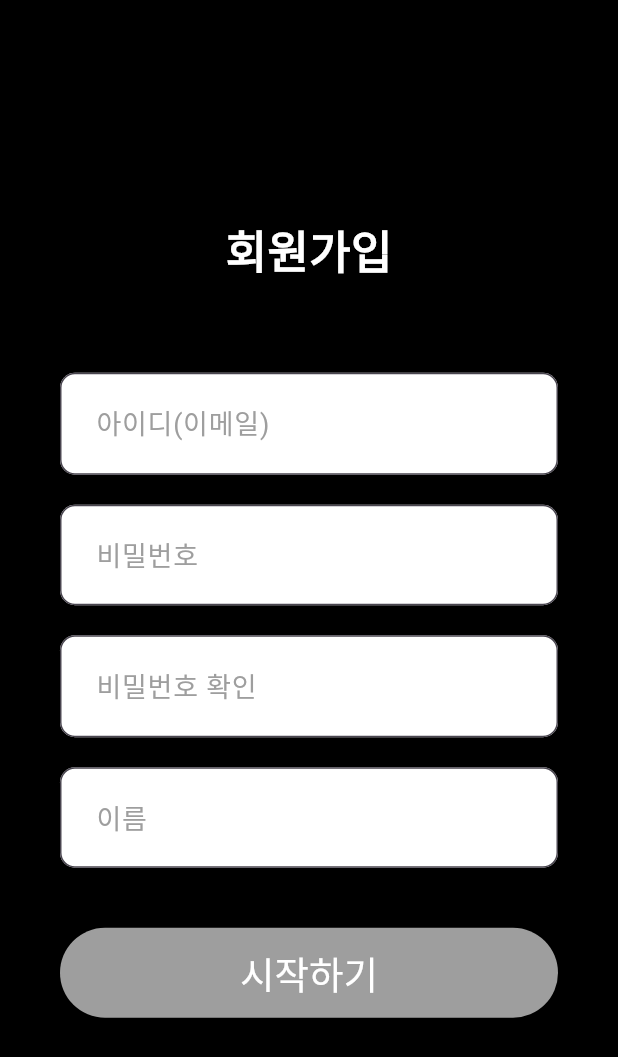
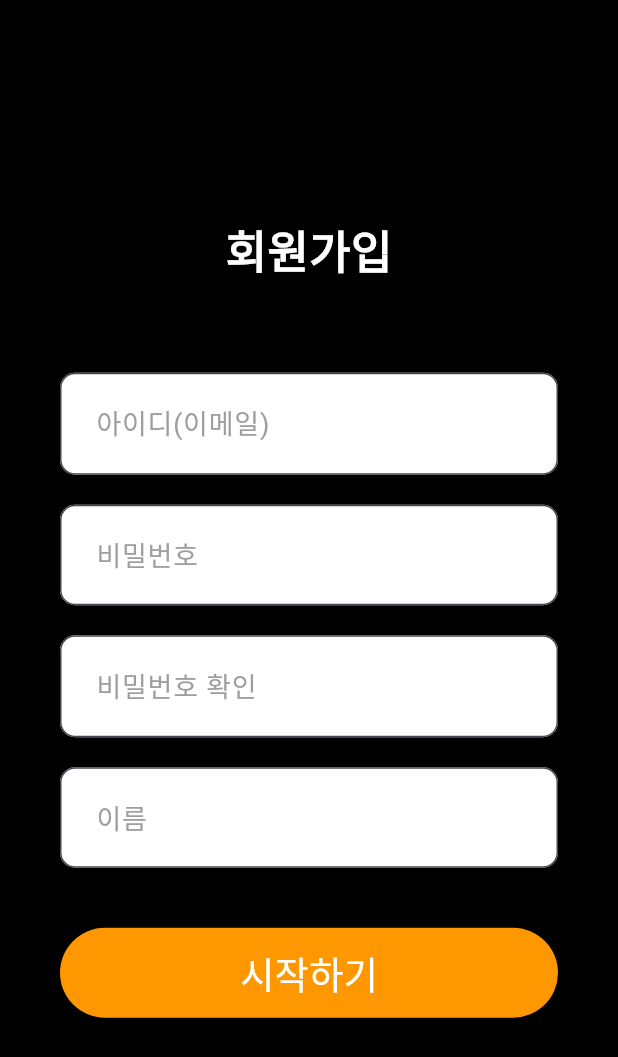
Before and after one commit to SangWook16074/checkcheck-application, a Flutter app: the LoginPage screen opened directly, after a tap on "회원가입", on a phone screen of 412 x 824 dp. Shown: the top 1057 px of the screen. Run offline on Flutter 3.47's test engine with Material 3 defaults, Android fonts, the phone set to English and light mode, and no system bars; network calls fail.

```diff
--- a/lib/main.dart
+++ b/lib/main.dart
@@ -12,7 +12,7 @@ class MyApp extends StatelessWidget {
   Widget build(BuildContext context) {
     return MaterialApp(
       debugShowCheckedModeBanner: false,
-      home: App(),
+      home: const App(),
     );
   }
 }
--- a/lib/src/app.dart
+++ b/lib/src/app.dart
@@ -1,3 +1,4 @@
+import 'package:checkcheck_project/src/page/auth/home_page.dart';
 import 'package:checkcheck_project/src/page/lecture_listings_page.dart';
 import 'package:checkcheck_project/src/page/lecture_creation_page.dart';
 import 'package:checkcheck_project/src/page/login_page.dart';
@@ -10,7 +11,7 @@ class App extends StatelessWidget {
   @override
   Widget build(BuildContext context) {
     return Scaffold(
-      body: LectureCreationPage(),
+      body: HomePage(),
     );
   }
 }
--- a/lib/src/page/login_page.dart
+++ b/lib/src/page/login_page.dart
@@ -13,6 +13,13 @@ class LoginPage extends StatefulWidget {
 class _LoginPageState extends State<LoginPage> {
   final TextEditingController _emailController = TextEditingController();
   final TextEditingController _passwordController = TextEditingController();
+
+  @override
+  void dispose() {
+    _emailController.dispose();
+    _passwordController.dispose();
+    super.dispose();
+  }
 
   Future<void> _login() async {
     // API 요청을 통해 로그인 처리
@@ -35,24 +42,26 @@ class _LoginPageState extends State<LoginPage> {
               controller: _emailController,
               hintText: "이메일",
             ),
-              SizedBox(height: 20),
+            const SizedBox(height: 20),
             CustomTextField(
               controller: _passwordController,
               hintText: "비밀번호",
               obscureText: true,
             ),
-              SizedBox(height: 20),
+            const SizedBox(height: 20),
             CustomButton(
               label: "로그인",
               onPressed: _login,
             ),
-              SizedBox(height: 20),
+            const SizedBox(height: 20),
             GestureDetector(
               onTap: () {
-                  Navigator.push(context,
-                      MaterialPageRoute(builder: (context) => SignupPage()));
+                Navigator.push(
+                    context,
+                    MaterialPageRoute(
+                        builder: (context) => const SignupPage()));
               },
-                child: Text(
+              child: const Text(
                 '회원가입',
                 style: TextStyle(
                   color: Colors.grey,
@@ -60,7 +69,8 @@ class _LoginPageState extends State<LoginPage> {
                 ),
               ),
             ),
-            ]),
+          ],
+        ),
       ),
     );
   }
--- a/lib/src/page/sign_up_page.dart
+++ b/lib/src/page/sign_up_page.dart
@@ -15,6 +15,15 @@ class _SignupPageState extends State<SignupPage> {
   final TextEditingController _confirmPasswordController =
       TextEditingController();
   final TextEditingController _nameController = TextEditingController();
+
+  @override
+  void dispose() {
+    _emailController.dispose();
+    _passwordController.dispose();
+    _confirmPasswordController.dispose();
+    _nameController.dispose();
+    super.dispose();
+  }
 
   Future<void> _signup() async {
     // API 요청을 통해 회원가입 처리
@@ -34,7 +43,7 @@ class _SignupPageState extends State<SignupPage> {
             crossAxisAlignment: CrossAxisAlignment.stretch,
             children: <Widget>[
               Column(
-                children: <Widget>[
+                children: const <Widget>[
                   Text(
                     "회원가입",
                     style: TextStyle(
@@ -71,7 +80,7 @@ class _SignupPageState extends State<SignupPage> {
                   ),
                 ],
               ),
-              SizedBox(height: 40),
+              const SizedBox(height: 40),
               CustomButton(
                 label: "시작하기",
                 onPressed: _signup,
--- a/lib/src/widget/custom_button.dart
+++ b/lib/src/widget/custom_button.dart
@@ -3,13 +3,14 @@ import 'package:flutter/material.dart';
 class CustomButton extends StatelessWidget {
   final String label;
   final void Function()? onPressed;
-  const CustomButton({super.key, required this.label, this.onPressed}) : assert(onPressed != null, "반드시 액션 함수를 넣으세요.");
+  const CustomButton({super.key, required this.label, this.onPressed})
+      : assert(onPressed != null, "반드시 액션 함수를 넣으세요.");
 
   @override
   Widget build(BuildContext context) {
     return ElevatedButton(
       style: ElevatedButton.styleFrom(
-                  backgroundColor: Colors.grey,
+        backgroundColor: Colors.orange,
         minimumSize: Size(500, 60),
         shape: StadiumBorder(),
         textStyle: TextStyle(
```
Also changed, not shown: lib/src/page/lecture_creation_page.dart (+65 -40 lines), lib/src/page/lecture_listings_page.dart (+10 -59 lines), lib/src/view/lecture_item.dart (added, +52 -0 lines), lib/src/widget/custom_elevated_button.dart (renamed from lib/src/widget/custom_elevated_botton.dart). Lines whose indentation alone changed are shown as unchanged.
